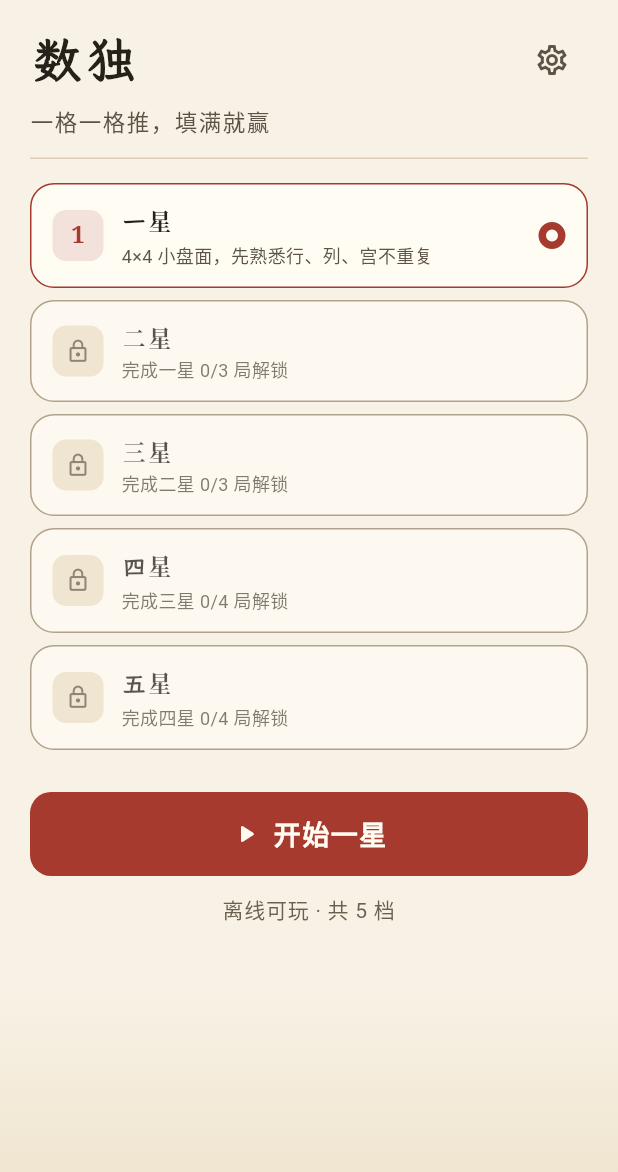
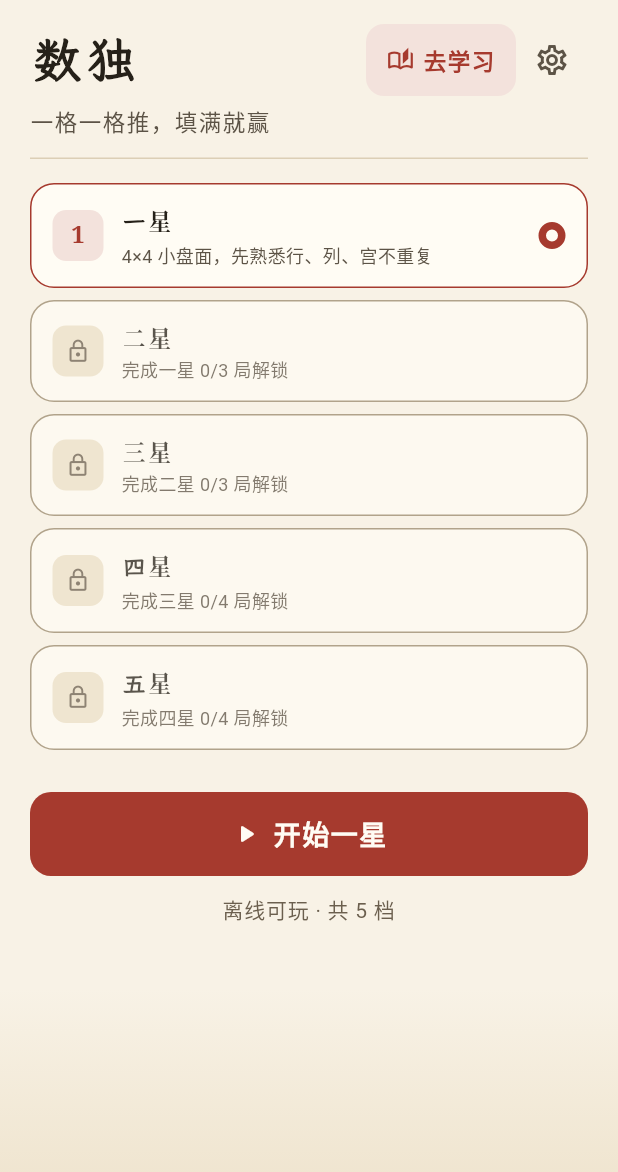
Before and after one commit to lliyuu520/poem_quiz, a Flutter app: the screen it shows after launch, after a tap on "玩数独", on a phone screen of 412 x 824 dp. Shown: the top 1172 px of the screen. Run offline on Flutter 3.47's test engine with Material 3 defaults, Android fonts, the phone set to English and light mode, and no system bars; our stand-ins replace audioplayers, shared_preferences; project files that could hold a hidden picture were left out.

Commit message:
fix(ui): 数独首页补「去学习」出口，修复无法返回主界面

```diff
--- a/lib/pages/home_page.dart
+++ b/lib/pages/home_page.dart
@@ -69,10 +69,15 @@ class _HomePageState extends State<HomePage> {
   /// 只存内存，重启回默认——落盘要给存档加字段，不值当。
   final Map<String, String> _lastSubTopic = <String, String>{};
 
+  /// 最近停留的学科科目 id（非数独）。数独首页的「去学习」入口用它回去；
+  /// 启动直接落在数独时没有记录，回落默认科目。只存内存，同 [_lastSubTopic]。
+  String? _lastSubjectId;
+
   @override
   void initState() {
     super.initState();
     _difficulty = _highestUnlocked;
+    if (!widget.topic.isBoardGame) _lastSubjectId = widget.topic.id;
     _lastSubTopic[widget.topic.group] = widget.topic.id;
   }
 
@@ -87,6 +92,8 @@ class _HomePageState extends State<HomePage> {
     _scope = widget.store.practiceScope;
     _tier = widget.store.challengeTier;
     _mode = GameMode.quick;
+    // 离开学科（如进数独）时记住它，「去学习」好回去。
+    if (!oldWidget.topic.isBoardGame) _lastSubjectId = oldWidget.topic.id;
     if (!widget.topic.isBoardGame) _lastSubTopic[widget.topic.group] = widget.topic.id;
   }
 
@@ -103,6 +110,17 @@ class _HomePageState extends State<HomePage> {
     final board = (widget.topics ?? kTopics).where((t) => t.isBoardGame);
     if (board.isEmpty) return;
     widget.onSwitchTopic(board.first);
+  }
+
+  /// 数独首页的「去学习」入口：回到最近停留的学科科目。它是数独首页唯一的
+  /// 切科出口（数独不挂学科组，一级 tab 在这里不渲染）——没有它，进了数独
+  /// 就只能杀进程退出。记录缺失或科目已不在题库时回落默认科目。
+  void _onExitSudoku() {
+    final topics = widget.topics ?? kTopics;
+    final target = _lastSubjectId == null
+        ? null
+        : topics.where((t) => t.id == _lastSubjectId).firstOrNull;
+    _onSelectTopic(target ?? kDefaultTopic);
   }
 
   /// 点一级学科组：切到该组上次选中的子科目（默认第一个）。
@@ -343,6 +361,7 @@ class _HomePageState extends State<HomePage> {
             topic: widget.topic,
             onSettings: _openSettings,
             onPlaySudoku: _onPlaySudoku,
+            onExitSudoku: _onExitSudoku,
           ),
           const SizedBox(height: 14),
           _TopicTabs(
@@ -495,6 +514,7 @@ class _HomePageState extends State<HomePage> {
           topic: widget.topic,
           onSettings: _openSettings,
           onPlaySudoku: _onPlaySudoku,
+          onExitSudoku: _onExitSudoku,
         ),
         const SizedBox(height: 14),
         _TopicTabs(
@@ -915,12 +935,14 @@ class _TitleBlock extends StatelessWidget {
     required this.topic,
     required this.onSettings,
     required this.onPlaySudoku,
+    required this.onExitSudoku,
   });
 
   final ProgressStore store;
   final Topic topic;
   final VoidCallback onSettings;
   final VoidCallback onPlaySudoku;
+  final VoidCallback onExitSudoku;
 
   /// 已解锁的档数，数独统计里用。
   String get _unlockedCount {
@@ -934,6 +956,47 @@ class _TitleBlock extends StatelessWidget {
       }
     }
     return '$n / ${SudokuDifficulty.values.length}';
+  }
+
+  /// 标题区右侧的动作 chip：学科页是「玩数独」，数独页是「去学习」。
+  /// 同款样式，两个方向互为镜像。
+  Widget _titleAction({
+    required String label,
+    required IconData icon,
+    required VoidCallback onTap,
+  }) {
+    return Material(
+      color: Colors.transparent,
+      child: InkWell(
+        onTap: onTap,
+        borderRadius: BorderRadius.circular(AppMetric.radiusChip),
+        child: Container(
+          height: 48,
+          padding: const EdgeInsets.symmetric(horizontal: 14),
+          alignment: Alignment.center,
+          decoration: BoxDecoration(
+            color: AppColors.sealSoft,
+            borderRadius: BorderRadius.circular(AppMetric.radiusChip),
+          ),
+          child: Row(
+            mainAxisSize: MainAxisSize.min,
+            children: <Widget>[
+              Icon(icon, size: 18, color: AppColors.seal),
+              const SizedBox(width: 6),
+              Text(
+                label,
+                style: const TextStyle(
+                  fontSize: 15,
+                  fontWeight: FontWeight.w600,
+                  color: AppColors.seal,
+                  letterSpacing: 1,
+                ),
+              ),
+            ],
+          ),
+        ),
+      ),
+    );
   }
 
   @override
@@ -965,43 +1028,24 @@ class _TitleBlock extends StatelessWidget {
                 ],
               ),
             ),
-            if (!topic.isBoardGame) ...<Widget>[
+            ...<Widget>[
               const SizedBox(width: 8),
-              Material(
-                color: Colors.transparent,
-                child: InkWell(
+              if (!topic.isBoardGame)
+                _titleAction(
+                  // 保留「玩数独」而非「数独」：数独页的标题本身就是
+                  // 「数独」，入口与标题同名会让读屏与测试都分不清。
+                  label: '玩数独',
+                  icon: Icons.grid_view_outlined,
                   onTap: onPlaySudoku,
-                  borderRadius: BorderRadius.circular(AppMetric.radiusChip),
-                  child: Container(
-                    height: 48,
-                    padding: const EdgeInsets.symmetric(horizontal: 14),
-                    alignment: Alignment.center,
-                    decoration: BoxDecoration(
-                      color: AppColors.sealSoft,
-                      borderRadius: BorderRadius.circular(AppMetric.radiusChip),
-                    ),
-                    child: Row(
-                      mainAxisSize: MainAxisSize.min,
-                      children: <Widget>[
-                        const Icon(Icons.grid_view_outlined,
-                            size: 18, color: AppColors.seal),
-                        const SizedBox(width: 6),
-                        const Text(
-                          // 保留「玩数独」而非「数独」：数独页的标题本身就是
-                          // 「数独」，入口与标题同名会让读屏与测试都分不清。
-                          '玩数独',
-                          style: TextStyle(
-                            fontSize: 15,
-                            fontWeight: FontWeight.w600,
-                            color: AppColors.seal,
-                            letterSpacing: 1,
-                          ),
-                        ),
-                      ],
-                    ),
-                  ),
-                ),
-              ),
+                )
+              else
+                // 数独不挂学科组，一级 tab 在数独首页不渲染——这颗 chip 是
+                // 唯一的切科出口，没有它进了数独就只能杀进程退出。
+                _titleAction(
+                  label: '去学习',
+                  icon: Icons.auto_stories_outlined,
+                  onTap: onExitSudoku,
+                ),
             ],
             // 书本图标入口已删除：它和底部的「学习模式」去的是同一页，
             // 重复入口只会让儿童多一次误点。设置保留独立图标。
```
Also changed, not shown: 2 other files.
